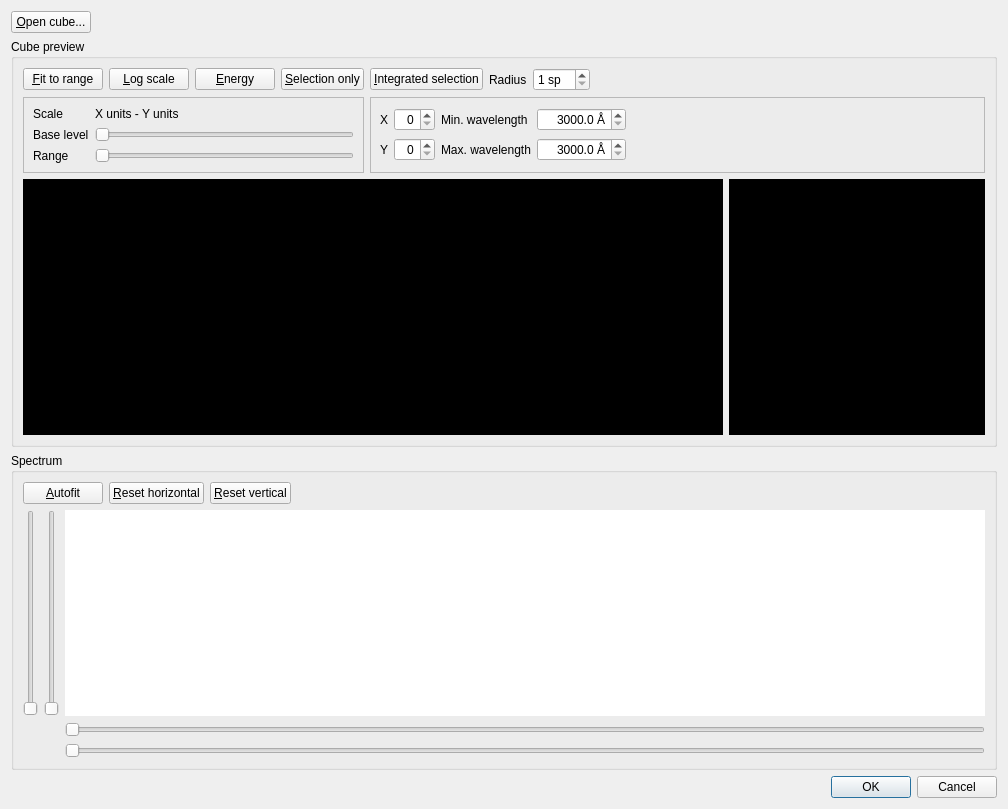
Old version of the form simui/CubeSelector.ui in the repository HARMONI-CAB/radiosim.
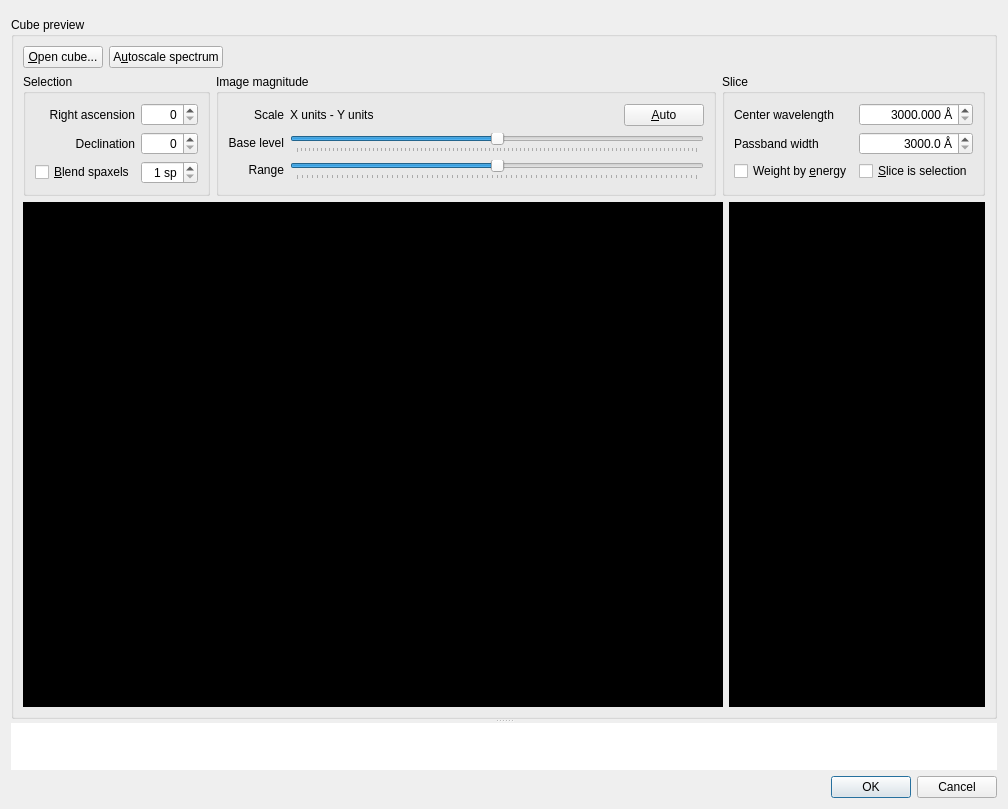
New version of the form.

Commit message: WIP: Improve slice selection

The edit to the form file:
```diff
--- a/simui/CubeSelector.ui
+++ b/simui/CubeSelector.ui
@@ -6,334 +6,15 @@
    <rect>
     <x>0</x>
     <y>0</y>
-    <width>1005</width>
+    <width>1004</width>
     <height>809</height>
    </rect>
   </property>
   <property name="windowTitle">
    <string>Cube spectrum chooser</string>
   </property>
-  <layout class="QGridLayout" name="gridLayout_4">
-   <item row="1" column="0" colspan="7">
-    <widget class="QGroupBox" name="groupBox">
-     <property name="sizePolicy">
-      <sizepolicy hsizetype="Expanding" vsizetype="Fixed">
-       <horstretch>0</horstretch>
-       <verstretch>0</verstretch>
-      </sizepolicy>
-     </property>
-     <property name="minimumSize">
-      <size>
-       <width>0</width>
-       <height>0</height>
-      </size>
-     </property>
-     <property name="title">
-      <string>Cube preview</string>
-     </property>
-     <layout class="QGridLayout" name="gridLayout_2">
-      <item row="0" column="0" colspan="2">
-       <widget class="QFrame" name="frame_2">
-        <property name="frameShape">
-         <enum>QFrame::NoFrame</enum>
-        </property>
-        <property name="frameShadow">
-         <enum>QFrame::Raised</enum>
-        </property>
-        <layout class="QGridLayout" name="gridLayout">
-         <property name="leftMargin">
-          <number>0</number>
-         </property>
-         <property name="topMargin">
-          <number>0</number>
-         </property>
-         <property name="rightMargin">
-          <number>0</number>
-         </property>
-         <property name="bottomMargin">
-          <number>0</number>
-         </property>
-         <item row="1" column="4" colspan="4">
-          <widget class="QFrame" name="frame_4">
-           <property name="frameShape">
-            <enum>QFrame::StyledPanel</enum>
-           </property>
-           <property name="frameShadow">
-            <enum>QFrame::Raised</enum>
-           </property>
-           <layout class="QGridLayout" name="gridLayout_7">
-            <item row="4" column="1">
-             <widget class="QSpinBox" name="spinBox_2">
-              <property name="alignment">
-               <set>Qt::AlignRight|Qt::AlignTrailing|Qt::AlignVCenter</set>
-              </property>
-             </widget>
-            </item>
-            <item row="0" column="6">
-             <spacer name="horizontalSpacer_3">
-              <property name="orientation">
-               <enum>Qt::Horizontal</enum>
-              </property>
-              <property name="sizeHint" stdset="0">
-               <size>
-                <width>40</width>
-                <height>20</height>
-               </size>
-              </property>
-             </spacer>
-            </item>
-            <item row="0" column="1">
-             <widget class="QSpinBox" name="spinBox">
-              <property name="alignment">
-               <set>Qt::AlignRight|Qt::AlignTrailing|Qt::AlignVCenter</set>
-              </property>
-             </widget>
-            </item>
-            <item row="0" column="0">
-             <widget class="QLabel" name="label_5">
-              <property name="text">
-               <string>X</string>
-              </property>
-             </widget>
-            </item>
-            <item row="0" column="4">
-             <widget class="QDoubleSpinBox" name="doubleSpinBox">
-              <property name="alignment">
-               <set>Qt::AlignRight|Qt::AlignTrailing|Qt::AlignVCenter</set>
-              </property>
-              <property name="suffix">
-               <string> Å</string>
-              </property>
-              <property name="decimals">
-               <number>1</number>
-              </property>
-              <property name="minimum">
-               <double>3000.000000000000000</double>
-              </property>
-              <property name="maximum">
-               <double>20000.000000000000000</double>
-              </property>
-             </widget>
-            </item>
-            <item row="4" column="2">
-             <widget class="QLabel" name="label_8">
-              <property name="text">
-               <string>Max. wavelength</string>
-              </property>
-             </widget>
-            </item>
-            <item row="4" column="0">
-             <widget class="QLabel" name="label_6">
-              <property name="text">
-               <string>Y</string>
-              </property>
-             </widget>
-            </item>
-            <item row="4" column="4">
-             <widget class="QDoubleSpinBox" name="doubleSpinBox_2">
-              <property name="alignment">
-               <set>Qt::AlignRight|Qt::AlignTrailing|Qt::AlignVCenter</set>
-              </property>
-              <property name="suffix">
-               <string> Å</string>
-              </property>
-              <property name="decimals">
-               <number>1</number>
-              </property>
-              <property name="minimum">
-               <double>3000.000000000000000</double>
-              </property>
-              <property name="maximum">
-               <double>100000.000000000000000</double>
-              </property>
-             </widget>
-            </item>
-            <item row="0" column="2">
-             <widget class="QLabel" name="label_7">
-              <property name="text">
-               <string>Min. wavelength</string>
-              </property>
-             </widget>
-            </item>
-           </layout>
-          </widget>
-         </item>
-         <item row="0" column="7">
-          <spacer name="horizontalSpacer_2">
-           <property name="orientation">
-            <enum>Qt::Horizontal</enum>
-           </property>
-           <property name="sizeHint" stdset="0">
-            <size>
-             <width>40</width>
-             <height>20</height>
-            </size>
-           </property>
-          </spacer>
-         </item>
-         <item row="1" column="0" colspan="4">
-          <widget class="QFrame" name="frame_3">
-           <property name="frameShape">
-            <enum>QFrame::StyledPanel</enum>
-           </property>
-           <property name="frameShadow">
-            <enum>QFrame::Raised</enum>
-           </property>
-           <layout class="QGridLayout" name="gridLayout_6">
-            <item row="1" column="1">
-             <widget class="QSlider" name="horizontalSlider">
-              <property name="orientation">
-               <enum>Qt::Horizontal</enum>
-              </property>
-             </widget>
-            </item>
-            <item row="2" column="1">
-             <widget class="QSlider" name="horizontalSlider_2">
-              <property name="orientation">
-               <enum>Qt::Horizontal</enum>
-              </property>
-             </widget>
-            </item>
-            <item row="2" column="0">
-             <widget class="QLabel" name="label_2">
-              <property name="text">
-               <string>Range</string>
-              </property>
-             </widget>
-            </item>
-            <item row="1" column="0">
-             <widget class="QLabel" name="label">
-              <property name="text">
-               <string>Base level</string>
-              </property>
-             </widget>
-            </item>
-            <item row="0" column="0">
-             <widget class="QLabel" name="label_3">
-              <property name="text">
-               <string>Scale</string>
-              </property>
-             </widget>
-            </item>
-            <item row="0" column="1">
-             <widget class="QLabel" name="label_4">
-              <property name="text">
-               <string>X units - Y units</string>
-              </property>
-             </widget>
-            </item>
-           </layout>
-          </widget>
-         </item>
-         <item row="0" column="1">
-          <widget class="QPushButton" name="pushButton_3">
-           <property name="text">
-            <string>&amp;Log scale</string>
-           </property>
-          </widget>
-         </item>
-         <item row="0" column="3">
-          <widget class="QPushButton" name="pushButton_5">
-           <property name="text">
-            <string>&amp;Selection only</string>
-           </property>
-          </widget>
-         </item>
-         <item row="0" column="4">
-          <widget class="QPushButton" name="pushButton_8">
-           <property name="text">
-            <string>&amp;Integrated selection</string>
-           </property>
-          </widget>
-         </item>
-         <item row="0" column="6">
-          <widget class="QSpinBox" name="spinBox_3">
-           <property name="suffix">
-            <string> sp</string>
-           </property>
-           <property name="minimum">
-            <number>1</number>
-           </property>
-          </widget>
-         </item>
-         <item row="0" column="2">
-          <widget class="QPushButton" name="pushButton_4">
-           <property name="text">
-            <string>&amp;Energy</string>
-           </property>
-          </widget>
-         </item>
-         <item row="0" column="0">
-          <widget class="QPushButton" name="pushButton_2">
-           <property name="text">
-            <string>&amp;Fit to range</string>
-           </property>
-          </widget>
-         </item>
-         <item row="0" column="5">
-          <widget class="QLabel" name="label_9">
-           <property name="text">
-            <string>Radius</string>
-           </property>
-          </widget>
-         </item>
-        </layout>
-       </widget>
-      </item>
-      <item row="1" column="0">
-       <widget class="QStackedWidget" name="previewStackedWidget">
-        <property name="sizePolicy">
-         <sizepolicy hsizetype="Expanding" vsizetype="Fixed">
-          <horstretch>0</horstretch>
-          <verstretch>0</verstretch>
-         </sizepolicy>
-        </property>
-        <property name="minimumSize">
-         <size>
-          <width>700</width>
-          <height>256</height>
-         </size>
-        </property>
-        <property name="styleSheet">
-         <string notr="true">background-color: black</string>
-        </property>
-        <widget class="QWidget" name="previewStackedWidgetPage1" native="true"/>
-       </widget>
-      </item>
-      <item row="1" column="1">
-       <widget class="QStackedWidget" name="detailStackedWidget">
-        <property name="sizePolicy">
-         <sizepolicy hsizetype="Fixed" vsizetype="Fixed">
-          <horstretch>0</horstretch>
-          <verstretch>0</verstretch>
-         </sizepolicy>
-        </property>
-        <property name="minimumSize">
-         <size>
-          <width>256</width>
-          <height>256</height>
-         </size>
-        </property>
-        <property name="styleSheet">
-         <string notr="true">background-color: black</string>
-        </property>
-        <widget class="QWidget" name="detailStackedWidgetPage1" native="true"/>
-       </widget>
-      </item>
-     </layout>
-    </widget>
-   </item>
-   <item row="3" column="4" colspan="3">
-    <widget class="QDialogButtonBox" name="buttonBox">
-     <property name="orientation">
-      <enum>Qt::Horizontal</enum>
-     </property>
-     <property name="standardButtons">
-      <set>QDialogButtonBox::Cancel|QDialogButtonBox::Ok</set>
-     </property>
-    </widget>
-   </item>
-   <item row="0" column="0" colspan="7">
+  <layout class="QGridLayout" name="gridLayout_3">
+   <item row="0" column="0">
     <widget class="QFrame" name="frame">
      <property name="sizePolicy">
       <sizepolicy hsizetype="Preferred" vsizetype="Fixed">
@@ -360,135 +41,516 @@
       <property name="bottomMargin">
        <number>0</number>
       </property>
-      <item row="0" column="0">
-       <widget class="QPushButton" name="openButton">
-        <property name="text">
-         <string>&amp;Open cube...</string>
-        </property>
-       </widget>
-      </item>
-      <item row="0" column="1">
-       <spacer name="horizontalSpacer">
-        <property name="orientation">
-         <enum>Qt::Horizontal</enum>
-        </property>
-        <property name="sizeHint" stdset="0">
-         <size>
-          <width>40</width>
-          <height>20</height>
-         </size>
-        </property>
-       </spacer>
-      </item>
      </layout>
     </widget>
    </item>
-   <item row="2" column="0" colspan="7">
-    <widget class="QGroupBox" name="groupBox_3">
-     <property name="sizePolicy">
-      <sizepolicy hsizetype="Expanding" vsizetype="Preferred">
-       <horstretch>0</horstretch>
-       <verstretch>0</verstretch>
-      </sizepolicy>
+   <item row="1" column="0" colspan="2">
+    <widget class="QSplitter" name="splitter">
+     <property name="orientation">
+      <enum>Qt::Vertical</enum>
      </property>
-     <property name="title">
-      <string>Spectrum</string>
-     </property>
-     <layout class="QGridLayout" name="gridLayout_3">
-      <item row="2" column="2">
-       <widget class="QSlider" name="horizontalSlider_3">
-        <property name="orientation">
-         <enum>Qt::Horizontal</enum>
-        </property>
-       </widget>
-      </item>
-      <item row="1" column="0">
-       <widget class="QSlider" name="verticalSlider">
-        <property name="orientation">
-         <enum>Qt::Vertical</enum>
-        </property>
-       </widget>
-      </item>
-      <item row="1" column="2">
-       <widget class="QWidget" name="spectrumWidget" native="true">
-        <property name="styleSheet">
-         <string notr="true">background-color: white;</string>
-        </property>
-       </widget>
-      </item>
-      <item row="1" column="1">
-       <widget class="QSlider" name="verticalSlider_2">
-        <property name="orientation">
-         <enum>Qt::Vertical</enum>
-        </property>
-       </widget>
-      </item>
-      <item row="0" column="0" colspan="3">
-       <widget class="QFrame" name="frame_5">
-        <property name="frameShape">
-         <enum>QFrame::NoFrame</enum>
-        </property>
-        <property name="frameShadow">
-         <enum>QFrame::Raised</enum>
-        </property>
-        <layout class="QGridLayout" name="gridLayout_8">
-         <property name="leftMargin">
-          <number>0</number>
+     <widget class="QGroupBox" name="groupBox">
+      <property name="sizePolicy">
+       <sizepolicy hsizetype="Expanding" vsizetype="Preferred">
+        <horstretch>0</horstretch>
+        <verstretch>0</verstretch>
+       </sizepolicy>
+      </property>
+      <property name="minimumSize">
+       <size>
+        <width>0</width>
+        <height>0</height>
+       </size>
+      </property>
+      <property name="title">
+       <string>Cube preview</string>
+      </property>
+      <layout class="QGridLayout" name="gridLayout_2">
+       <item row="1" column="1">
+        <widget class="QStackedWidget" name="previewStackedWidget">
+         <property name="sizePolicy">
+          <sizepolicy hsizetype="Expanding" vsizetype="Expanding">
+           <horstretch>0</horstretch>
+           <verstretch>0</verstretch>
+          </sizepolicy>
          </property>
-         <property name="topMargin">
-          <number>0</number>
+         <property name="minimumSize">
+          <size>
+           <width>700</width>
+           <height>256</height>
+          </size>
          </property>
-         <property name="rightMargin">
-          <number>0</number>
+         <property name="styleSheet">
+          <string notr="true">background-color: black</string>
          </property>
-         <property name="bottomMargin">
-          <number>0</number>
+         <widget class="QWidget" name="previewStackedWidgetPage1" native="true"/>
+        </widget>
+       </item>
+       <item row="1" column="2">
+        <widget class="QStackedWidget" name="detailStackedWidget">
+         <property name="sizePolicy">
+          <sizepolicy hsizetype="Fixed" vsizetype="Expanding">
+           <horstretch>0</horstretch>
+           <verstretch>0</verstretch>
+          </sizepolicy>
          </property>
-         <item row="0" column="3">
-          <spacer name="horizontalSpacer_4">
-           <property name="orientation">
-            <enum>Qt::Horizontal</enum>
-           </property>
-           <property name="sizeHint" stdset="0">
-            <size>
-             <width>40</width>
-             <height>20</height>
-            </size>
-           </property>
-          </spacer>
-         </item>
-         <item row="0" column="1">
-          <widget class="QPushButton" name="pushButton_7">
-           <property name="text">
-            <string>&amp;Reset horizontal</string>
-           </property>
-          </widget>
-         </item>
-         <item row="0" column="2">
-          <widget class="QPushButton" name="pushButton_6">
-           <property name="text">
-            <string>&amp;Reset vertical</string>
-           </property>
-          </widget>
-         </item>
-         <item row="0" column="0">
-          <widget class="QPushButton" name="pushButton_9">
-           <property name="text">
-            <string>&amp;Autofit</string>
-           </property>
-          </widget>
-         </item>
-        </layout>
-       </widget>
-      </item>
-      <item row="3" column="2">
-       <widget class="QSlider" name="horizontalSlider_4">
-        <property name="orientation">
-         <enum>Qt::Horizontal</enum>
-        </property>
-       </widget>
-      </item>
-     </layout>
+         <property name="minimumSize">
+          <size>
+           <width>256</width>
+           <height>256</height>
+          </size>
+         </property>
+         <property name="styleSheet">
+          <string notr="true">background-color: black</string>
+         </property>
+         <widget class="QWidget" name="detailStackedWidgetPage1" native="true">
+          <property name="sizePolicy">
+           <sizepolicy hsizetype="Preferred" vsizetype="Fixed">
+            <horstretch>0</horstretch>
+            <verstretch>0</verstretch>
+           </sizepolicy>
+          </property>
+         </widget>
+        </widget>
+       </item>
+       <item row="0" column="1" colspan="2">
+        <widget class="QFrame" name="frame_2">
+         <property name="sizePolicy">
+          <sizepolicy hsizetype="Preferred" vsizetype="Fixed">
+           <horstretch>0</horstretch>
+           <verstretch>0</verstretch>
+          </sizepolicy>
+         </property>
+         <property name="frameShape">
+          <enum>QFrame::NoFrame</enum>
+         </property>
+         <property name="frameShadow">
+          <enum>QFrame::Raised</enum>
+         </property>
+         <layout class="QGridLayout" name="gridLayout">
+          <property name="leftMargin">
+           <number>0</number>
+          </property>
+          <property name="topMargin">
+           <number>0</number>
+          </property>
+          <property name="rightMargin">
+           <number>0</number>
+          </property>
+          <property name="bottomMargin">
+           <number>0</number>
+          </property>
+          <item row="0" column="4" colspan="6">
+           <widget class="QFrame" name="frame_3">
+            <property name="frameShape">
+             <enum>QFrame::NoFrame</enum>
+            </property>
+            <property name="frameShadow">
+             <enum>QFrame::Raised</enum>
+            </property>
+            <layout class="QGridLayout" name="gridLayout_4">
+             <property name="leftMargin">
+              <number>0</number>
+             </property>
+             <property name="topMargin">
+              <number>0</number>
+             </property>
+             <property name="rightMargin">
+              <number>0</number>
+             </property>
+             <property name="bottomMargin">
+              <number>0</number>
+             </property>
+             <item row="0" column="0">
+              <widget class="QPushButton" name="openButton">
+               <property name="text">
+                <string>&amp;Open cube...</string>
+               </property>
+              </widget>
+             </item>
+             <item row="0" column="3">
+              <spacer name="horizontalSpacer_2">
+               <property name="orientation">
+                <enum>Qt::Horizontal</enum>
+               </property>
+               <property name="sizeHint" stdset="0">
+                <size>
+                 <width>40</width>
+                 <height>20</height>
+                </size>
+               </property>
+              </spacer>
+             </item>
+             <item row="0" column="1">
+              <widget class="QPushButton" name="autoScaleButton">
+               <property name="text">
+                <string>A&amp;utoscale spectrum</string>
+               </property>
+               <property name="checkable">
+                <bool>true</bool>
+               </property>
+              </widget>
+             </item>
+            </layout>
+           </widget>
+          </item>
+          <item row="2" column="4" colspan="3">
+           <widget class="QGroupBox" name="groupBox_2">
+            <property name="title">
+             <string>Selection</string>
+            </property>
+            <layout class="QGridLayout" name="gridLayout_8">
+             <item row="0" column="0">
+              <widget class="QLabel" name="xLabel">
+               <property name="text">
+                <string>Right ascension</string>
+               </property>
+               <property name="alignment">
+                <set>Qt::AlignRight|Qt::AlignTrailing|Qt::AlignVCenter</set>
+               </property>
+              </widget>
+             </item>
+             <item row="1" column="0">
+              <widget class="QLabel" name="yLabel">
+               <property name="text">
+                <string>Declination</string>
+               </property>
+               <property name="alignment">
+                <set>Qt::AlignRight|Qt::AlignTrailing|Qt::AlignVCenter</set>
+               </property>
+              </widget>
+             </item>
+             <item row="3" column="0">
+              <widget class="QCheckBox" name="blendCheck">
+               <property name="text">
+                <string>&amp;Blend spaxels</string>
+               </property>
+              </widget>
+             </item>
+             <item row="0" column="1" colspan="2">
+              <widget class="QStackedWidget" name="xStackedWidget">
+               <property name="currentIndex">
+                <number>0</number>
+               </property>
+               <widget class="QWidget" name="page">
+                <layout class="QGridLayout" name="gridLayout_9">
+                 <property name="leftMargin">
+                  <number>0</number>
+                 </property>
+                 <property name="topMargin">
+                  <number>0</number>
+                 </property>
+                 <property name="rightMargin">
+                  <number>0</number>
+                 </property>
+                 <property name="bottomMargin">
+                  <number>0</number>
+                 </property>
+                 <item row="0" column="0">
+                  <widget class="QSpinBox" name="xSpaxSpinBox">
+                   <property name="alignment">
+                    <set>Qt::AlignRight|Qt::AlignTrailing|Qt::AlignVCenter</set>
+                   </property>
+                  </widget>
+                 </item>
+                </layout>
+               </widget>
+               <widget class="QWidget" name="page_2"/>
+              </widget>
+             </item>
+             <item row="1" column="1" colspan="2">
+              <widget class="QStackedWidget" name="yStackedWidget">
+               <property name="currentIndex">
+                <number>0</number>
+               </property>
+               <widget class="QWidget" name="page_3">
+                <layout class="QGridLayout" name="gridLayout_10">
+                 <property name="leftMargin">
+                  <number>0</number>
+                 </property>
+                 <property name="topMargin">
+                  <number>0</number>
+                 </property>
+                 <property name="rightMargin">
+                  <number>0</number>
+                 </property>
+                 <property name="bottomMargin">
+                  <number>0</number>
+                 </property>
+                 <item row="0" column="0">
+                  <widget class="QSpinBox" name="ySpaxSpinBox">
+                   <property name="alignment">
+                    <set>Qt::AlignRight|Qt::AlignTrailing|Qt::AlignVCenter</set>
+                   </property>
+                  </widget>
+                 </item>
+                </layout>
+               </widget>
+               <widget class="QWidget" name="page_4"/>
+              </widget>
+             </item>
+             <item row="3" column="1" colspan="2">
+              <widget class="QSpinBox" name="blendRadiusSpin">
+               <property name="alignment">
+                <set>Qt::AlignRight|Qt::AlignTrailing|Qt::AlignVCenter</set>
+               </property>
+               <property name="suffix">
+                <string> sp</string>
+               </property>
+               <property name="minimum">
+                <number>1</number>
+               </property>
+              </widget>
+             </item>
+            </layout>
+           </widget>
+          </item>
+          <item row="2" column="7">
+           <widget class="QGroupBox" name="groupBox_3">
+            <property name="sizePolicy">
+             <sizepolicy hsizetype="Expanding" vsizetype="Preferred">
+              <horstretch>0</horstretch>
+              <verstretch>0</verstretch>
+             </sizepolicy>
+            </property>
+            <property name="title">
+             <string>Image magnitude</string>
+            </property>
+            <layout class="QGridLayout" name="gridLayout_6">
+             <item row="1" column="2" colspan="2">
+              <widget class="QSlider" name="baseLevelSlider">
+               <property name="sizePolicy">
+                <sizepolicy hsizetype="Preferred" vsizetype="Fixed">
+                 <horstretch>0</horstretch>
+                 <verstretch>0</verstretch>
+                </sizepolicy>
+               </property>
+               <property name="minimum">
+                <number>-1000</number>
+               </property>
+               <property name="maximum">
+                <number>1000</number>
+               </property>
+               <property name="orientation">
+                <enum>Qt::Horizontal</enum>
+               </property>
+               <property name="tickPosition">
+                <enum>QSlider::TicksBelow</enum>
+               </property>
+               <property name="tickInterval">
+                <number>20</number>
+               </property>
+              </widget>
+             </item>
+             <item row="0" column="3">
+              <widget class="QPushButton" name="imgAutoScaleButton">
+               <property name="sizePolicy">
+                <sizepolicy hsizetype="Fixed" vsizetype="Fixed">
+                 <horstretch>0</horstretch>
+                 <verstretch>0</verstretch>
+                </sizepolicy>
+               </property>
+               <property name="text">
+                <string>&amp;Auto</string>
+               </property>
+               <property name="checkable">
+                <bool>true</bool>
+               </property>
+              </widget>
+             </item>
+             <item row="2" column="2" colspan="2">
+              <widget class="QSlider" name="rangeSlider">
+               <property name="sizePolicy">
+                <sizepolicy hsizetype="Preferred" vsizetype="Fixed">
+                 <horstretch>0</horstretch>
+                 <verstretch>0</verstretch>
+                </sizepolicy>
+               </property>
+               <property name="minimum">
+                <number>-400</number>
+               </property>
+               <property name="maximum">
+                <number>400</number>
+               </property>
+               <property name="value">
+                <number>0</number>
+               </property>
+               <property name="tracking">
+                <bool>true</bool>
+               </property>
+               <property name="orientation">
+                <enum>Qt::Horizontal</enum>
+               </property>
+               <property name="invertedAppearance">
+                <bool>false</bool>
+               </property>
+               <property name="invertedControls">
+                <bool>false</bool>
+               </property>
+               <property name="tickPosition">
+                <enum>QSlider::TicksBelow</enum>
+               </property>
+               <property name="tickInterval">
+                <number>10</number>
+               </property>
+              </widget>
+             </item>
+             <item row="2" column="1">
+              <widget class="QLabel" name="rangeLabel">
+               <property name="text">
+                <string>Range</string>
+               </property>
+               <property name="alignment">
+                <set>Qt::AlignRight|Qt::AlignTrailing|Qt::AlignVCenter</set>
+               </property>
+              </widget>
+             </item>
+             <item row="1" column="1">
+              <widget class="QLabel" name="baseLevelLabel">
+               <property name="text">
+                <string>Base level</string>
+               </property>
+               <property name="alignment">
+                <set>Qt::AlignRight|Qt::AlignTrailing|Qt::AlignVCenter</set>
+               </property>
+              </widget>
+             </item>
+             <item row="0" column="1">
+              <widget class="QLabel" name="label_3">
+               <property name="text">
+                <string>Scale</string>
+               </property>
+               <property name="alignment">
+                <set>Qt::AlignRight|Qt::AlignTrailing|Qt::AlignVCenter</set>
+               </property>
+              </widget>
+             </item>
+             <item row="0" column="2">
+              <widget class="QLabel" name="imgScaleLabel">
+               <property name="sizePolicy">
+                <sizepolicy hsizetype="Expanding" vsizetype="Preferred">
+                 <horstretch>0</horstretch>
+                 <verstretch>0</verstretch>
+                </sizepolicy>
+               </property>
+               <property name="text">
+                <string>X units - Y units</string>
+               </property>
+              </widget>
+             </item>
+            </layout>
+           </widget>
+          </item>
+          <item row="2" column="8" colspan="2">
+           <widget class="QGroupBox" name="groupBox_4">
+            <property name="title">
+             <string>Slice</string>
+            </property>
+            <layout class="QGridLayout" name="gridLayout_7">
+             <item row="0" column="0">
+              <widget class="QLabel" name="label_7">
+               <property name="text">
+                <string>Center wavelength</string>
+               </property>
+              </widget>
+             </item>
+             <item row="0" column="2">
+              <widget class="QDoubleSpinBox" name="centralWavelengthSpin">
+               <property name="alignment">
+                <set>Qt::AlignRight|Qt::AlignTrailing|Qt::AlignVCenter</set>
+               </property>
+               <property name="suffix">
+                <string> Å</string>
+               </property>
+               <property name="decimals">
+                <number>3</number>
+               </property>
+               <property name="minimum">
+                <double>3000.000000000000000</double>
+               </property>
+               <property name="maximum">
+                <double>20000.000000000000000</double>
+               </property>
+               <property name="singleStep">
+                <double>0.001000000000000</double>
+               </property>
+               <property name="stepType">
+                <enum>QAbstractSpinBox::DefaultStepType</enum>
+               </property>
+              </widget>
+             </item>
+             <item row="4" column="0">
+              <widget class="QLabel" name="label_8">
+               <property name="text">
+                <string>Passband width</string>
+               </property>
+              </widget>
+             </item>
+             <item row="4" column="2">
+              <widget class="QDoubleSpinBox" name="passBandWidthSpin">
+               <property name="alignment">
+                <set>Qt::AlignRight|Qt::AlignTrailing|Qt::AlignVCenter</set>
+               </property>
+               <property name="suffix">
+                <string> Å</string>
+               </property>
+               <property name="decimals">
+                <number>1</number>
+               </property>
+               <property name="minimum">
+                <double>3000.000000000000000</double>
+               </property>
+               <property name="maximum">
+                <double>100000.000000000000000</double>
+               </property>
+               <property name="stepType">
+                <enum>QAbstractSpinBox::DefaultStepType</enum>
+               </property>
+              </widget>
+             </item>
+             <item row="5" column="0" colspan="2">
+              <widget class="QCheckBox" name="checkBox_3">
+               <property name="text">
+                <string>Weight by &amp;energy</string>
+               </property>
+              </widget>
+             </item>
+             <item row="5" column="2">
+              <widget class="QCheckBox" name="checkBox_2">
+               <property name="text">
+                <string>&amp;Slice is selection</string>
+               </property>
+              </widget>
+             </item>
+            </layout>
+           </widget>
+          </item>
+         </layout>
+        </widget>
+       </item>
+      </layout>
+     </widget>
+     <widget class="QWidget" name="spectrumWidget" native="true">
+      <property name="sizePolicy">
+       <sizepolicy hsizetype="Expanding" vsizetype="Expanding">
+        <horstretch>0</horstretch>
+        <verstretch>0</verstretch>
+       </sizepolicy>
+      </property>
+      <property name="styleSheet">
+       <string notr="true">background-color: white;</string>
+      </property>
+     </widget>
+    </widget>
+   </item>
+   <item row="2" column="1">
+    <widget class="QDialogButtonBox" name="buttonBox">
+     <property name="orientation">
+      <enum>Qt::Horizontal</enum>
+     </property>
+     <property name="standardButtons">
+      <set>QDialogButtonBox::Cancel|QDialogButtonBox::Ok</set>
+     </property>
     </widget>
    </item>
   </layout>
```
Left out of the diff: 3 changed lines with no effect on the pictures. The commit also changes 3 other files.
